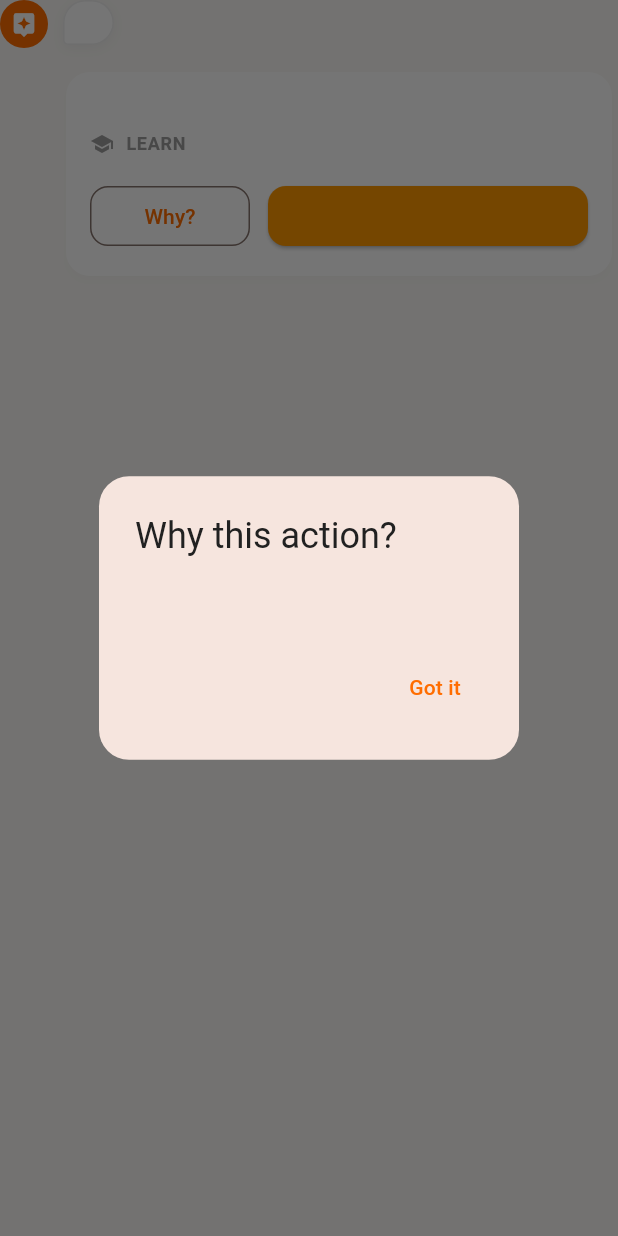
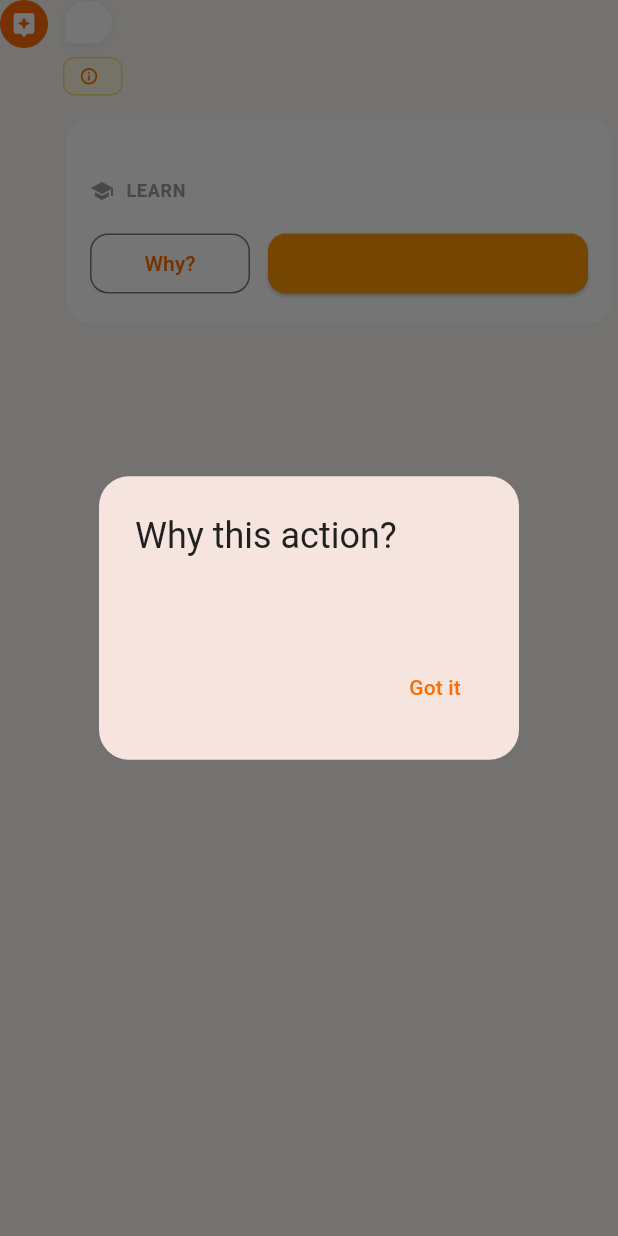
Before and after one commit to kartikwritescode/skilltwin-AI-Digital-Mentor, a Flutter app: the _MessageBubble widget shown alone on an empty page, opened directly with empty values, after a tap on "Why?", on a phone screen of 412 x 824 dp. Run offline on Flutter 3.47's test engine with Material 3 defaults, Android fonts, the light colour scheme and no system bars; our stand-ins replace dio, file_picker, flutter_markdown, flutter_riverpod, flutter_secure_storage, go_router and 1 more; missing offline and left inert: record; accounts and stored records are empty; network calls fail.

Commit message:
feat(mentor): add AI generation status and warning message to mentor messages

```diff
--- a/lib/core/models/mentor_message.dart
+++ b/lib/core/models/mentor_message.dart
@@ -93,6 +93,10 @@ class MentorMessage {
   final String? conceptId;
   final String? conceptTitle;
 
+  // AI Health and Quota Status
+  final bool isAiGenerated;
+  final String? warningMessage;
+
   String get content => text;
   DateTime get createdAt => timestamp;
 
@@ -112,6 +116,8 @@ class MentorMessage {
     this.whyContext,
     this.conceptId,
     this.conceptTitle,
+    this.isAiGenerated = true,
+    this.warningMessage,
   })  : sender = sender ?? ((role?.toLowerCase() == 'user') ? MessageSender.user : MessageSender.mentor),
         role = role ?? ((sender == MessageSender.user) ? 'user' : 'assistant');
 
@@ -154,6 +160,11 @@ class MentorMessage {
     final conceptId = json['concept_id'] ?? meta['concept_id'] ?? rec?['concept_id'];
     final conceptTitle = json['concept_title'] ?? meta['concept_title'] ?? rec?['title'];
 
+    final isAi = json['is_ai_generated'] != null
+        ? (json['is_ai_generated'] == true)
+        : (meta['is_ai_generated'] != false);
+    final warning = json['warning_message'] ?? meta['warning_message'];
+
     return MentorMessage(
       id: json['id']?.toString() ?? DateTime.now().millisecondsSinceEpoch.toString(),
       threadId: json['thread_id'] ?? meta['thread_id'] ?? '',
@@ -176,6 +187,8 @@ class MentorMessage {
       whyContext: why?.toString(),
       conceptId: conceptId?.toString(),
       conceptTitle: conceptTitle?.toString(),
+      isAiGenerated: isAi,
+      warningMessage: warning?.toString(),
     );
   }
 
@@ -185,6 +198,8 @@ class MentorMessage {
     'user_id': userId,
     'role': role,
     'content': text,
+    'is_ai_generated': isAiGenerated,
+    if (warningMessage != null) 'warning_message': warningMessage,
     'metadata': {
       ...metadata,
       if (ctaText != null) 'cta_text': ctaText,
@@ -193,6 +208,8 @@ class MentorMessage {
       if (whyContext != null) 'why_context': whyContext,
       if (conceptId != null) 'concept_id': conceptId,
       if (conceptTitle != null) 'concept_title': conceptTitle,
+      'is_ai_generated': isAiGenerated,
+      if (warningMessage != null) 'warning_message': warningMessage,
     },
     'created_at': timestamp.toIso8601String(),
     // Legacy fields for backward compatibility
--- a/lib/features/mentor/presentation/screens/mentor_screen.dart
+++ b/lib/features/mentor/presentation/screens/mentor_screen.dart
@@ -331,6 +331,35 @@ class _MessageBubble extends StatelessWidget {
               ),
             ],
           ),
+          if (isMentor && message.warningMessage != null)
+            Padding(
+              padding: const EdgeInsets.only(left: 42, top: 6),
+              child: Container(
+                padding: const EdgeInsets.symmetric(horizontal: 10, vertical: 4),
+                decoration: BoxDecoration(
+                  color: Colors.amber.shade50,
+                  borderRadius: BorderRadius.circular(8),
+                  border: Border.all(color: Colors.amber.shade300, width: 0.8),
+                ),
+                child: Row(
+                  mainAxisSize: MainAxisSize.min,
+                  children: [
+                    Icon(Icons.info_outline, size: 13, color: Colors.amber.shade900),
+                    const SizedBox(width: 5),
+                    Flexible(
+                      child: Text(
+                        message.warningMessage!,
+                        style: TextStyle(
+                          fontSize: 11,
+                          color: Colors.amber.shade900,
+                          fontWeight: FontWeight.w500,
+                        ),
+                      ),
+                    ),
+                  ],
+                ),
+              ),
+            ),
           if (isMentor && (message.actionType != null || message.whyContext != null))
             Padding(
               padding: const EdgeInsets.only(left: 40, top: 12),
```
Also changed, not shown: 1 other file.
